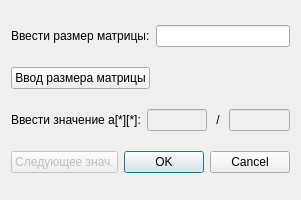
Above: addvaluematrixdialog.ui from Robbivan/GuiMatrixRational before the change. Below: the same form after it.
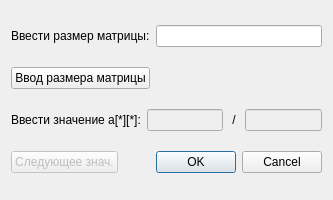
That is the form after the change.

Patch:
```diff
--- a/addvaluematrixdialog.ui
+++ b/addvaluematrixdialog.ui
@@ -6,7 +6,7 @@
    <rect>
     <x>0</x>
     <y>0</y>
-    <width>300</width>
+    <width>333</width>
     <height>200</height>
    </rect>
   </property>
```
Left out of the diff: 8 changed lines with no effect on the pictures.
